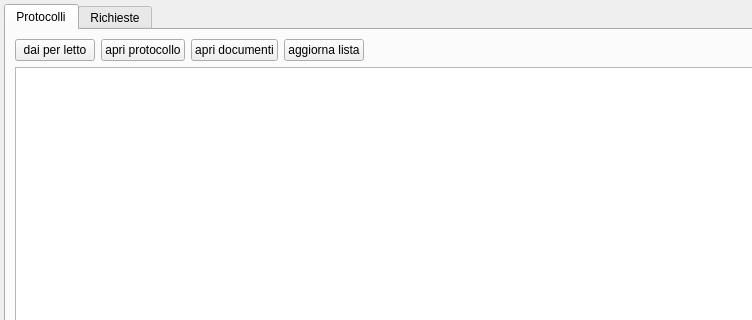
First picture: the form in src/com/axiastudio/suite/protocollo/forms/scrivania.ui, repository tizianolattisi/suitegda, before the edit; both pictures show x 0 to 752 and y 0 to 320 of the 1090 by 612 pixel window.
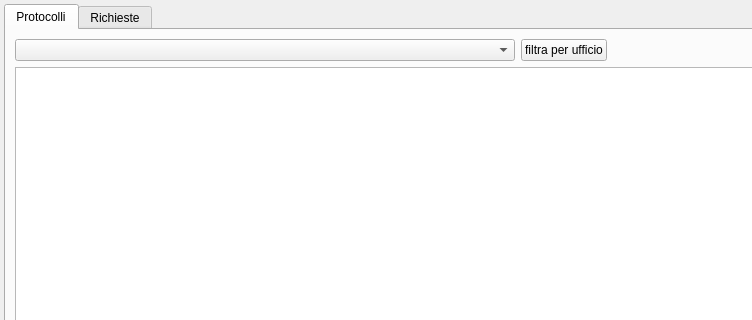
Second picture: the form after the edit. The open tabs and pages were chosen to show the change. Custom widgets are drawn as their Qt base class.

Commit message: Scrivania: inserito filtro dei protocolli per attribuzione; i pulsanti sono stati spostati in una toolbar. Resta da abilitare/disabilitare i pulsanti in funzione delle selezioni

```diff
--- a/src/com/axiastudio/suite/protocollo/forms/scrivania.ui
+++ b/src/com/axiastudio/suite/protocollo/forms/scrivania.ui
@@ -43,30 +43,19 @@
         <item row="0" column="0">
          <layout class="QHBoxLayout" name="horizontalLayout">
           <item>
-           <widget class="QPushButton" name="pushButtonDaiPerLetto">
-            <property name="text">
-             <string>dai per letto</string>
+           <widget class="com.axiastudio.pypapi.ui.widgets.PyPaPiComboBox" name="comboBoxUfficio">
+            <property name="minimumSize">
+             <size>
+              <width>500</width>
+              <height>0</height>
+             </size>
             </property>
            </widget>
           </item>
           <item>
            <widget class="QPushButton" name="pushButtonApriProtocollo">
             <property name="text">
-             <string>apri protocollo</string>
-            </property>
-           </widget>
-          </item>
-          <item>
-           <widget class="QPushButton" name="pushButtonApriDocumenti">
-            <property name="text">
-             <string>apri documenti</string>
-            </property>
-           </widget>
-          </item>
-          <item>
-           <widget class="QPushButton" name="pushButtonAggiornaLista">
-            <property name="text">
-             <string>aggiorna lista</string>
+             <string>filtra per ufficio</string>
             </property>
            </widget>
           </item>
@@ -172,6 +161,13 @@
    </layout>
   </widget>
  </widget>
+ <customwidgets>
+  <customwidget>
+   <class>com.axiastudio.pypapi.ui.widgets.PyPaPiComboBox</class>
+   <extends>QComboBox</extends>
+   <header>pypapicombobox.h</header>
+  </customwidget>
+ </customwidgets>
  <resources/>
  <connections/>
 </ui>
```
Left out of the diff: 4 changed lines with no effect on the pictures. The commit also changes 3 other files.
